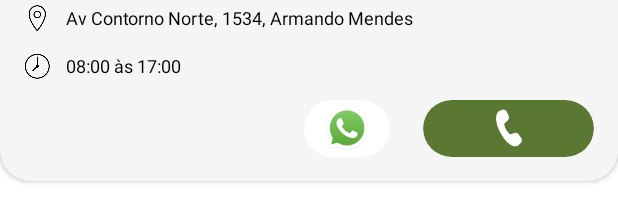
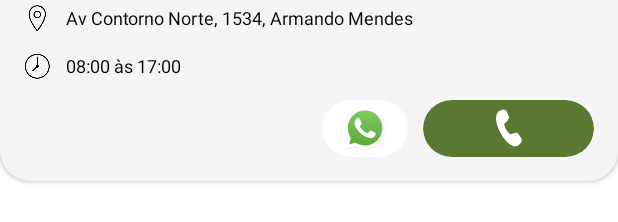
Before and after one commit to thiagomarquesrocha/disko2, an Android app: the layout item_list_place.xml on its own in the app's theme, with its tools: preview values and no code run, on a phone screen of 412 x 824 dp. Shown: the part 160-382 px from the top of the screen. Run offline under Robolectric (Android 15) with nearby library versions, the light colour scheme and no system bars; Roboto replaces fonts that are not available here.

Commit message:
Update item_list_place.xml

```diff
--- a/app/src/main/res/layout/item_list_place.xml
+++ b/app/src/main/res/layout/item_list_place.xml
@@ -111,7 +111,7 @@
             android:layout_width="57dp"
             android:layout_height="38dp"
             android:layout_marginTop="13dp"
-            android:layout_marginEnd="22dp"
+            android:layout_marginEnd="10dp"
             app:cardBackgroundColor="@color/white"
             app:cardCornerRadius="21dp"
             app:cardElevation="0dp"
```
